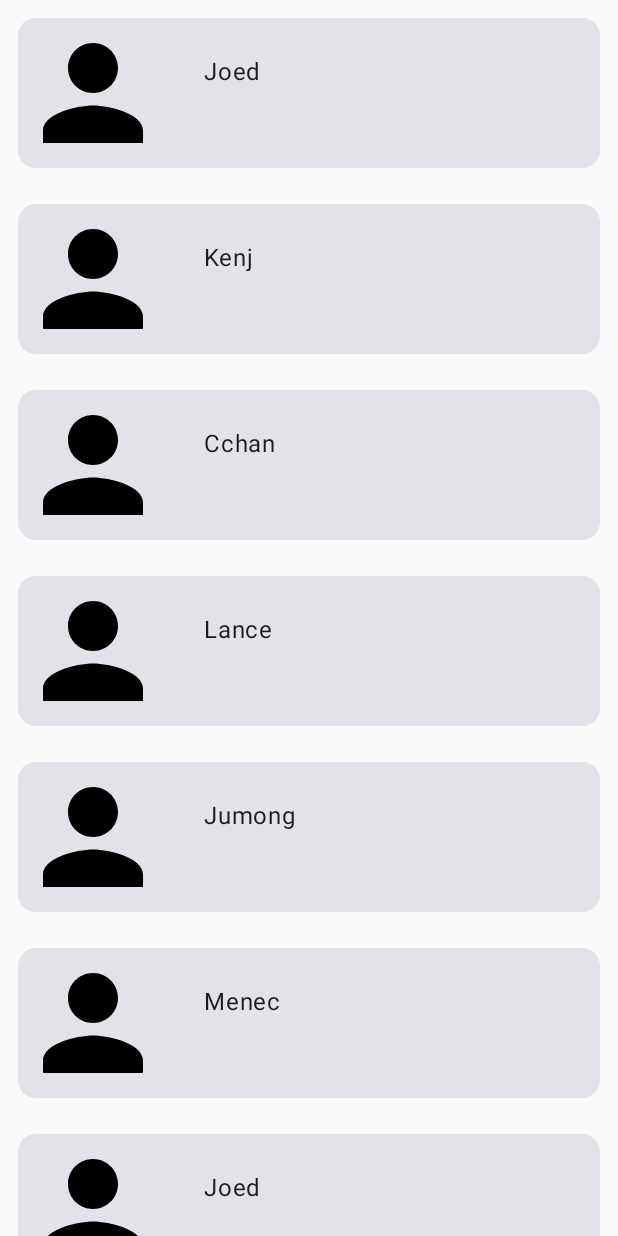
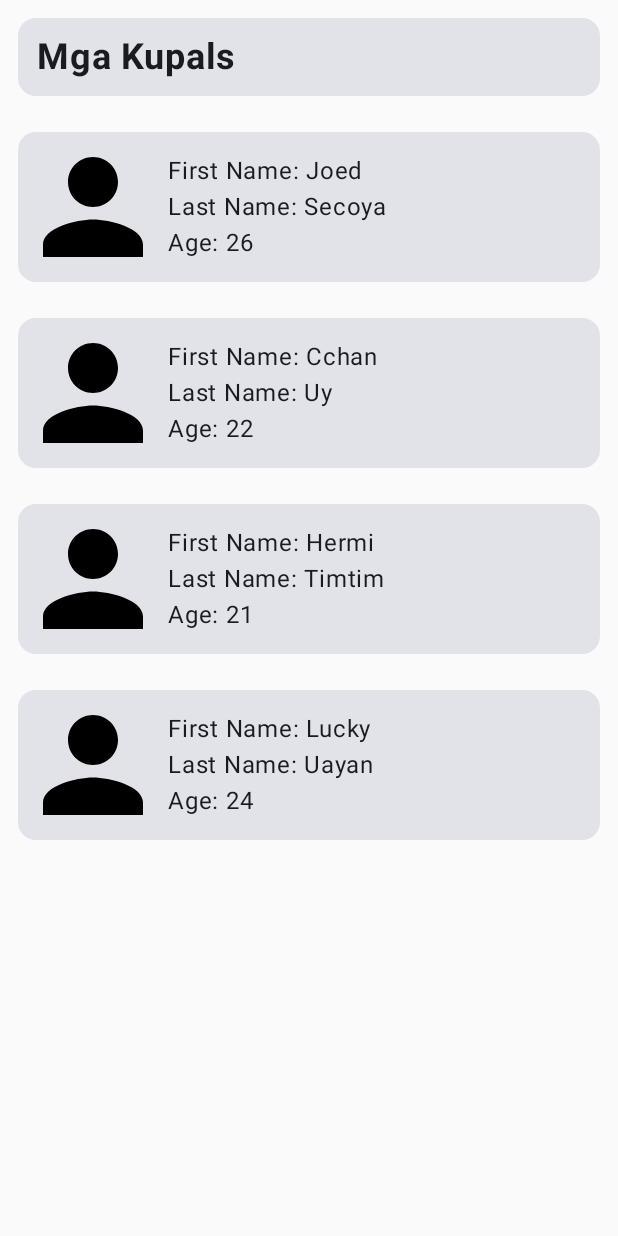
Before and after one commit to lbronn/Budgeteer, an Android app built with Jetpack Compose: the screen it shows after launch (MainActivity), on a phone screen of 412 x 824 dp. Run offline under Robolectric (Android 15) with nearby library versions, the phone set to English and light mode, and no system bars.

Commit message:
Added a title on the list and added specific first and last names as well as ages.

```diff
--- /dev/null
+++ b/app/src/main/java/com/example/budgeteer/Kupals.kt
@@ -0,0 +1,7 @@
+package com.example.budgeteer
+
+data class Kupals(
+    val firstName: String,
+    val lastName: String,
+    val age: Int
+)
--- a/app/src/main/java/com/example/budgeteer/MainActivity.kt
+++ b/app/src/main/java/com/example/budgeteer/MainActivity.kt
@@ -5,6 +5,7 @@ import androidx.activity.ComponentActivity
 import androidx.activity.compose.setContent
 import androidx.activity.enableEdgeToEdge
 import androidx.compose.foundation.Image
+import androidx.compose.foundation.layout.Column
 import androidx.compose.foundation.layout.Row
 import androidx.compose.foundation.layout.fillMaxSize
 import androidx.compose.foundation.layout.height
@@ -13,13 +14,14 @@ import androidx.compose.foundation.layout.width
 import androidx.compose.foundation.lazy.LazyColumn
 import androidx.compose.foundation.lazy.items
 import androidx.compose.material3.Card
-import androidx.compose.material3.Scaffold
 import androidx.compose.material3.Text
 import androidx.compose.runtime.Composable
 import androidx.compose.ui.Modifier
 import androidx.compose.ui.res.painterResource
-import androidx.compose.ui.tooling.preview.Preview
+import androidx.compose.ui.text.font.FontWeight
+import androidx.compose.ui.text.style.TextAlign
 import androidx.compose.ui.unit.dp
+import androidx.compose.ui.unit.sp
 import com.example.budgeteer.ui.theme.BudgeteerTheme
 
 class MainActivity : ComponentActivity() {
@@ -27,13 +29,25 @@ class MainActivity : ComponentActivity() {
         super.onCreate(savedInstanceState)
 //        enableEdgeToEdge()
 
-        val kupals = listOf("Joed", "Kenj", "Cchan", "Lance", "Jumong", "Menec", "Joed", "Kenj", "Cchan", "Lance", "Jumong", "Menec",
-            "Joed", "Kenj", "Cchan", "Lance", "Jumong", "Menec")
+        val kupals = listOf(
+            Kupals("Joed", "Secoya", 26),
+            Kupals("Cchan", "Uy", 22),
+            Kupals("Hermi", "Timtim", 21),
+            Kupals("Lucky", "Uayan", 24),
+            Kupals("Chow", "Taboada", 16),
+            Kupals("Lance", "Salera", 12)
+        )
+
+        val kupalTitle: String = "Mga Kupals"
+        val legalAgeKupals = kupals.filter { it.age >= 18 }
 
         setContent {
             BudgeteerTheme {
                 LazyColumn {
-                    items(kupals) {
+                    item(kupalTitle) {
+                        KupalTitle(title = kupalTitle)
+                    }
+                    items(legalAgeKupals) {
                         ShowKupals(it)
                     }
                 }
@@ -43,7 +57,22 @@ class MainActivity : ComponentActivity() {
 }
 
 @Composable
-fun ShowKupals(kupal: String) {
+fun KupalTitle(title: String) {
+    Card(
+        modifier = Modifier.fillMaxSize().padding(12.dp)
+    ) {
+        Text(
+            text = title,
+            textAlign = TextAlign.Center,
+            fontWeight = FontWeight.Bold,
+            fontSize = 24.sp,
+            modifier = Modifier.padding(12.dp)
+        )
+    }
+}
+
+@Composable
+fun ShowKupals(kupal: Kupals) {
     Card(
         modifier = Modifier.fillMaxSize().padding(12.dp)
     ) {
@@ -53,10 +82,18 @@ fun ShowKupals(kupal: String) {
                 contentDescription = "Sample image",
                 modifier = Modifier.height(100.dp).width(100.dp)
             )
-            Text(
-                text = kupal,
-                modifier = Modifier.padding(24.dp)
-            )
+            Column {
+                Text(
+                    text = "First Name: " + kupal.firstName,
+                    modifier = Modifier.padding(top = 14.dp)
+                )
+                Text(
+                    text = "Last Name: " + kupal.lastName
+                )
+                Text(
+                    text = "Age: " + kupal.age
+                )
+            }
         }
     }
 }
```
